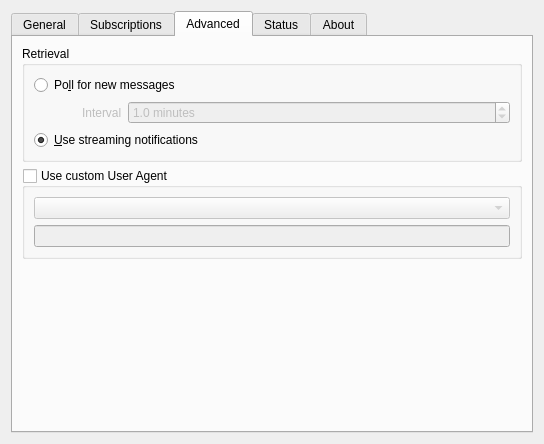
First picture: the form in configdialog.ui, repository KrissN/akonadi-ews, before the edit.
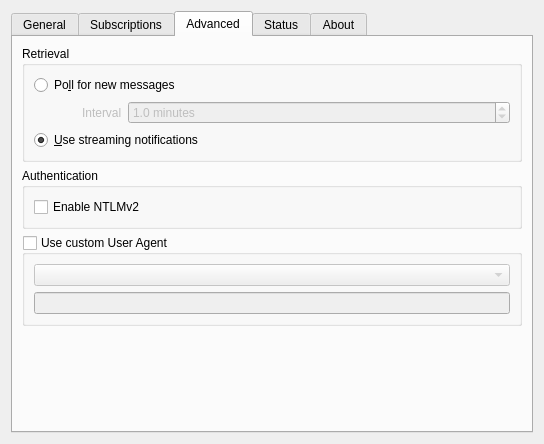
Second picture: the form after the edit. The open tabs and pages were chosen to show the change. Icons and pictures are not drawn. Custom widgets are drawn as their Qt base class.

Commit message:
Add option to enable NTLMv2 authentication
By default KDE uses NTLMv1, which might fail for newer Exchange servers,
as they mandate the use of NTLMv2. This option provides the ability to
control the use of NTLMv2.

By default the option is enabled as newer Exchange servers always
support NTLMv2 (some even disable NTLMv1).

```diff
--- a/configdialog.ui
+++ b/configdialog.ui
@@ -313,6 +313,25 @@
          </layout>
         </widget>
        </item>
+       <item>
+        <widget class="QGroupBox" name="advAuthenticationGroupBox">
+         <property name="title">
+          <string>Authentication</string>
+         </property>
+         <layout class="QVBoxLayout" name="verticalLayout_2">
+          <item>
+           <widget class="QCheckBox" name="kcfg_EnableNTLMv2">
+            <property name="whatsThis">
+             <string>&lt;html&gt;&lt;head/&gt;&lt;body&gt;&lt;p&gt;By default KDE uses the less secure NTLMv1 authentication. Enabling this will cause the more secure NTLMv2 protocol to be used.&lt;/p&gt;&lt;p&gt;Some newer Microsoft Exchange servers are configured to only allow NTLMv2 authentication. In such case this option must be enabled in order to connect successfully.&lt;/p&gt;&lt;/body&gt;&lt;/html&gt;</string>
+            </property>
+            <property name="text">
+             <string>Enable NTLMv2</string>
+            </property>
+           </widget>
+          </item>
+         </layout>
+        </widget>
+       </item>
        <item>
         <widget class="QGroupBox" name="userAgentGroupBox">
          <property name="whatsThis">
```
The commit also changes 10 other files.
